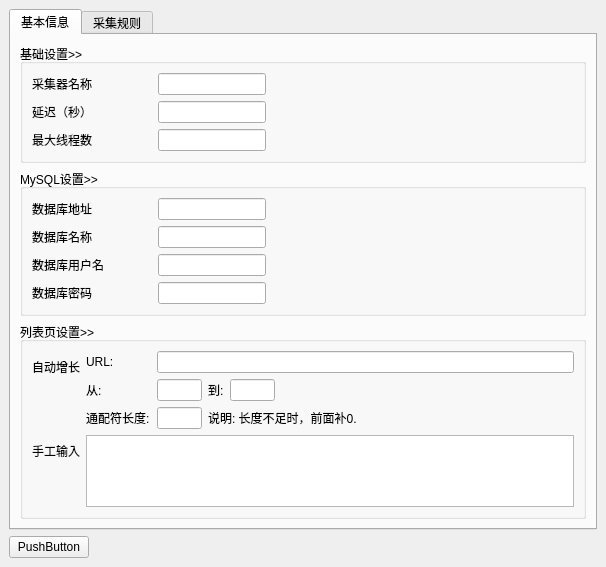
leaboy/pycollect, file UI/RobotAdd.ui: the form before one commit.
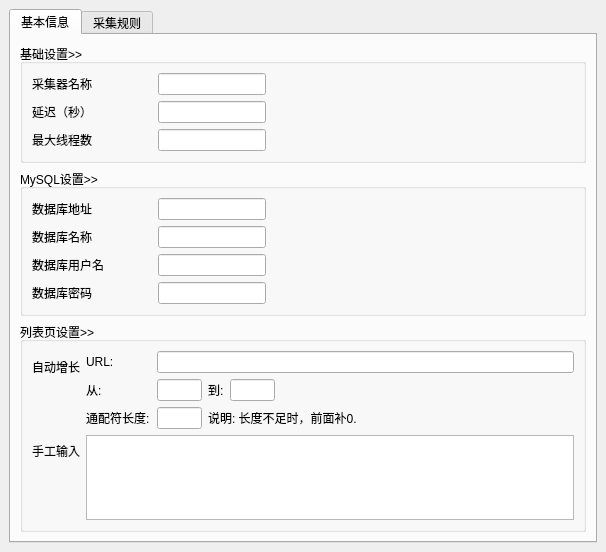
The form after the commit.

The edit to the form file:
```diff
--- a/UI/RobotAdd.ui
+++ b/UI/RobotAdd.ui
@@ -7,7 +7,7 @@
     <x>0</x>
     <y>0</y>
     <width>606</width>
-    <height>491</height>
+    <height>552</height>
    </rect>
   </property>
   <property name="windowTitle">
@@ -245,7 +245,7 @@
         <item>
          <widget class="QGroupBox" name="groupBox_4">
           <property name="sizePolicy">
-           <sizepolicy hsizetype="Preferred" vsizetype="Preferred">
+           <sizepolicy hsizetype="Preferred" vsizetype="Expanding">
             <horstretch>0</horstretch>
             <verstretch>0</verstretch>
            </sizepolicy>
@@ -259,6 +259,9 @@
           <layout class="QHBoxLayout" name="horizontalLayout_3">
            <item>
             <layout class="QFormLayout" name="formLayout">
+             <property name="fieldGrowthPolicy">
+              <enum>QFormLayout::AllNonFixedFieldsGrow</enum>
+             </property>
              <item row="0" column="0">
               <widget class="QLabel" name="label_21">
                <property name="text">
@@ -563,25 +566,6 @@
       </widget>
      </widget>
     </item>
-    <item>
-     <widget class="QPushButton" name="pushButton">
-      <property name="enabled">
-       <bool>true</bool>
-      </property>
-      <property name="sizePolicy">
-       <sizepolicy hsizetype="Fixed" vsizetype="Fixed">
-        <horstretch>0</horstretch>
-        <verstretch>0</verstretch>
-       </sizepolicy>
-      </property>
-      <property name="layoutDirection">
-       <enum>Qt::LeftToRight</enum>
-      </property>
-      <property name="text">
-       <string>PushButton</string>
-      </property>
-     </widget>
-    </item>
    </layout>
   </widget>
  </widget>
```
Left out of the diff: 16 changed lines with no effect on the pictures.
